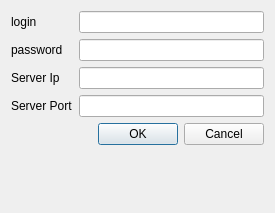
Qt form src/client/gui/livejamming/app/accountconnection.ui (sush/Live-Jamming) before a commit.
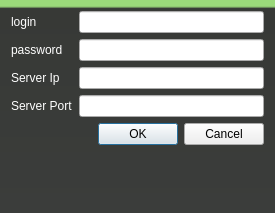
The same form after that commit.

```diff
--- a/src/client/gui/livejamming/app/accountconnection.ui
+++ b/src/client/gui/livejamming/app/accountconnection.ui
@@ -13,12 +13,22 @@
   <property name="windowTitle">
    <string>Dialog</string>
   </property>
+  <property name="styleSheet">
+   <string notr="true">#AccountConnection {
+	background: qlineargradient(spread:pad, x1:0, y1:0.00568182, x2:0, y2:1, stop:0.0248756 rgba(155, 217, 122, 255), stop:0.0348259 rgba(55, 57, 54, 255), stop:1 rgba(59, 61, 59, 255));
+}</string>
+  </property>
   <layout class="QFormLayout" name="formLayout">
    <property name="fieldGrowthPolicy">
     <enum>QFormLayout::AllNonFixedFieldsGrow</enum>
    </property>
    <item row="1" column="0">
     <widget class="QLabel" name="loginLabel">
+     <property name="styleSheet">
+      <string notr="true">#loginLabel {
+	color: rgb(255, 255, 255);
+}</string>
+     </property>
      <property name="text">
       <string>login</string>
      </property>
@@ -29,6 +39,11 @@
    </item>
    <item row="3" column="0">
     <widget class="QLabel" name="passwordLabel">
+     <property name="styleSheet">
+      <string notr="true">#passwordLabel {
+	color: rgb(255, 255, 255);
+}</string>
+     </property>
      <property name="text">
       <string>password</string>
      </property>
@@ -42,6 +57,11 @@
    </item>
    <item row="5" column="0">
     <widget class="QLabel" name="serverIpLabel">
+     <property name="styleSheet">
+      <string notr="true">#serverIpLabel {
+	color: rgb(255, 255, 255);
+}</string>
+     </property>
      <property name="text">
       <string>Server Ip</string>
      </property>
@@ -52,6 +72,11 @@
    </item>
    <item row="7" column="0">
     <widget class="QLabel" name="serverPortLabel">
+     <property name="styleSheet">
+      <string notr="true">#serverPortLabel {
+	color: rgb(255, 255, 255);
+}</string>
+     </property>
      <property name="text">
       <string>Server Port</string>
      </property>
```
